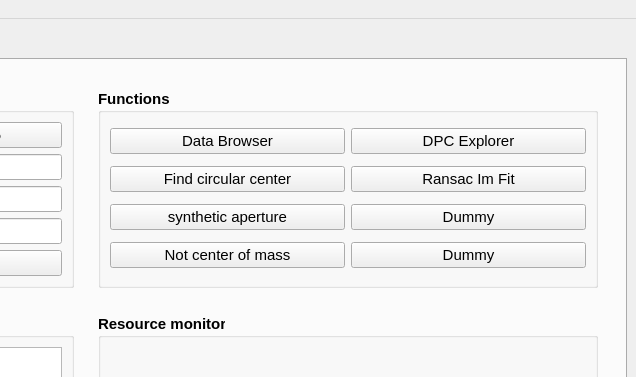
Above: fpd_explorer/res/homescreen.ui from CS26-FPD-Explorer/FPD-Explorer before the change; both pictures show x 464 to 1100 and y 0 to 377 of the 1100 by 725 pixel window. Below: the same form after it.
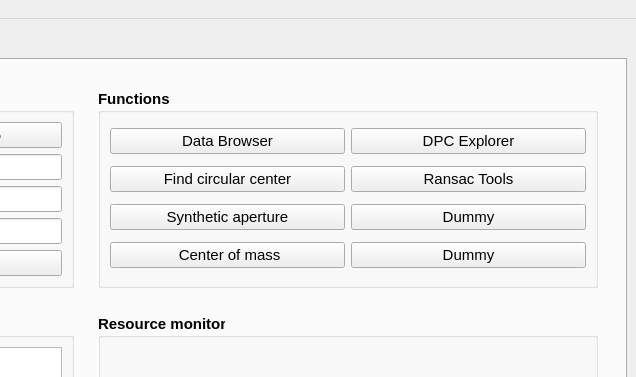
That is the form after the change. Custom widgets are drawn as their Qt base class.

Commit message: Updated UI Buttons to have Capitals Changed synthetic aperture button to have a capital as well as 'not center of mass' to center of mass

Patch:
```diff
--- a/fpd_explorer/res/homescreen.ui
+++ b/fpd_explorer/res/homescreen.ui
@@ -176,7 +176,7 @@
               </font>
              </property>
              <property name="text">
-              <string>Ransac Im Fit</string>
+              <string>Ransac Tools</string>
              </property>
              <property name="checkable">
               <bool>false</bool>
@@ -197,7 +197,7 @@
               </font>
              </property>
              <property name="text">
-              <string>Not center of mass</string>
+              <string> Center of mass</string>
              </property>
              <property name="checkable">
               <bool>false</bool>
@@ -260,7 +260,7 @@
               </font>
              </property>
              <property name="text">
-              <string>synthetic aperture</string>
+              <string>Synthetic aperture</string>
              </property>
              <property name="checkable">
               <bool>false</bool>
```
Left out of the diff: 31 changed lines with no effect on the pictures.
